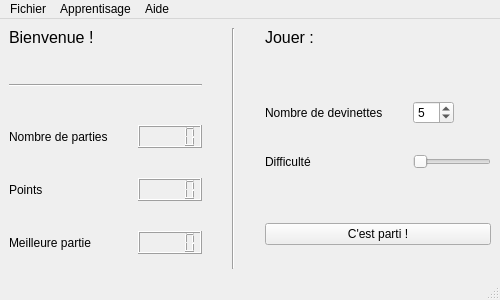
The window that gui/pythonndITAL.ui (blint6/ITAL) describes before a commit, drawn with Qt 5.
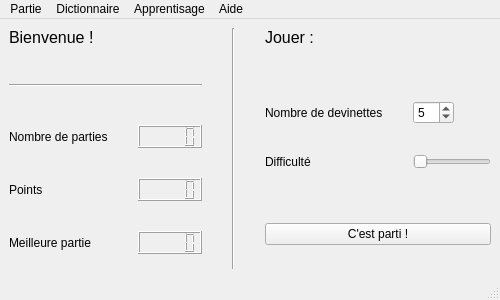
The same window after the commit.

Commit message: Sauvegarde et chargement de dictionnaire possible. Ils sont aussi renforçables

```diff
--- a/gui/pythonndITAL.ui
+++ b/gui/pythonndITAL.ui
@@ -279,9 +279,9 @@
      <height>21</height>
     </rect>
    </property>
-   <widget class="QMenu" name="menuFichier">
+   <widget class="QMenu" name="menuPartie">
     <property name="title">
-     <string>Fichier</string>
+     <string>Partie</string>
     </property>
     <addaction name="actionOuvrir"/>
     <addaction name="actionSauvegarder"/>
@@ -299,7 +299,16 @@
     </property>
     <addaction name="actionAbout"/>
    </widget>
-   <addaction name="menuFichier"/>
+   <widget class="QMenu" name="menuDictionnaire">
+    <property name="title">
+     <string>Dictionnaire</string>
+    </property>
+    <addaction name="actionDicoNew"/>
+    <addaction name="actionDicoOpen"/>
+    <addaction name="actionDicoSave"/>
+   </widget>
+   <addaction name="menuPartie"/>
+   <addaction name="menuDictionnaire"/>
    <addaction name="menuApprentisage"/>
    <addaction name="menuAide"/>
   </widget>
```
Left out of the diff: 31 changed lines with no effect on the pictures. The commit also changes 5 other files.
